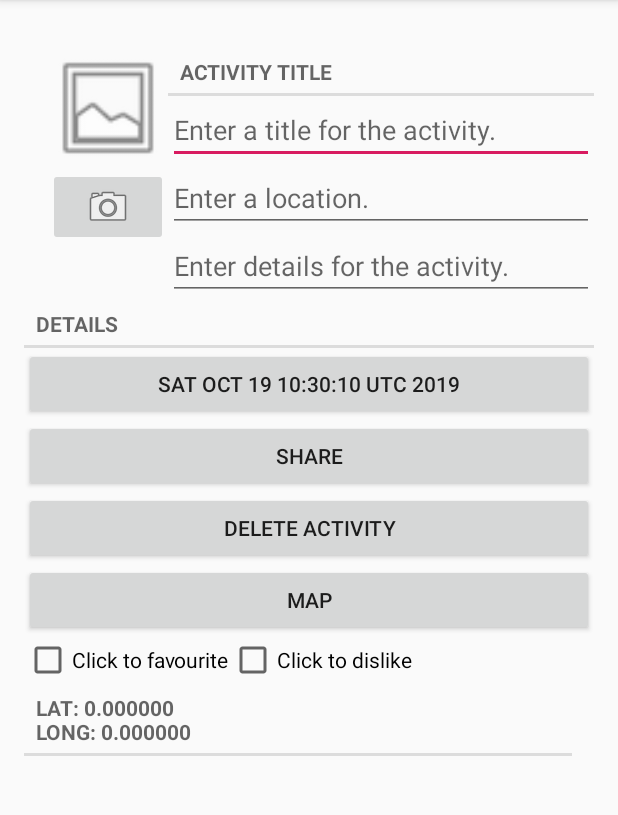
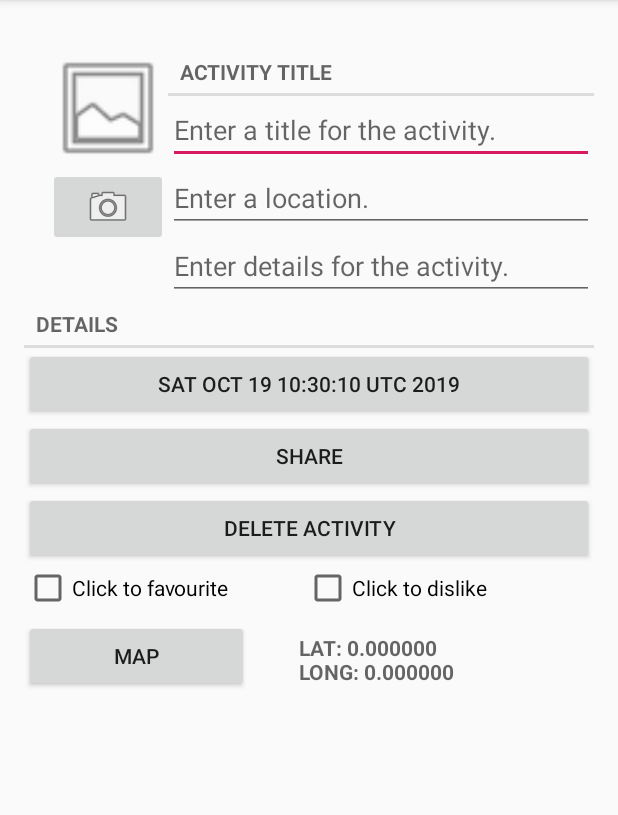
Before and after one commit to RoyReisenleiter/MyCheckins, an Android app: the screen it shows after launch (CheckinsActivity), after a tap on "NEW", on a phone screen of 412 x 824 dp, the part 84-899 px from its top. Run offline under Robolectric (Android 15) with nearby library versions, the phone set to English and light mode, and no system bars; 1 statement that could not run was skipped.

Commit message:
fragment_activity design formatting complete

```diff
--- a/app/src/main/res/layout/fragment_activity.xml
+++ b/app/src/main/res/layout/fragment_activity.xml
@@ -103,21 +103,13 @@
         android:text="@string/delete_activity"
         app:showAsAction="ifRoom"/>
 
-
-
-    <Button
-        android:id="@+id/map_button"
-        android:layout_width="match_parent"
-        android:layout_height="wrap_content"
-        android:text="@string/map_button"
-        app:showAsAction="ifRoom"/>
-
     <androidx.appcompat.widget.LinearLayoutCompat
         android:layout_width="wrap_content"
         android:layout_height="wrap_content">
 
         <CheckBox
             android:id="@+id/activity_solved"
+            android:layout_marginRight="50dp"
             android:layout_width="wrap_content"
             android:layout_height="wrap_content"
             android:text="@string/activity_solved_label" />
@@ -131,11 +123,26 @@
 
     </androidx.appcompat.widget.LinearLayoutCompat>
 
+    <androidx.appcompat.widget.LinearLayoutCompat
+        android:layout_width="wrap_content"
+        android:layout_height="wrap_content">
 
-    <TextView
-        android:id="@+id/location_label"
-        style="?android:listSeparatorTextViewStyle"
-        android:layout_width="365dp"
-        android:layout_height="48dp" />
+        <Button
+            android:id="@+id/map_button"
+            android:layout_marginTop="5dp"
+            android:layout_width="150dp"
+            android:layout_height="wrap_content"
+            android:text="@string/map_button"
+            app:showAsAction="ifRoom" />
+
+        <TextView
+            android:id="@+id/location_label"
+            style="?android:listSeparatorTextViewStyle"
+            android:layout_marginLeft="25dp"
+            android:layout_width="200dp"
+            android:layout_height="48dp" />
+
+
+    </androidx.appcompat.widget.LinearLayoutCompat>
 
 </LinearLayout>
```
